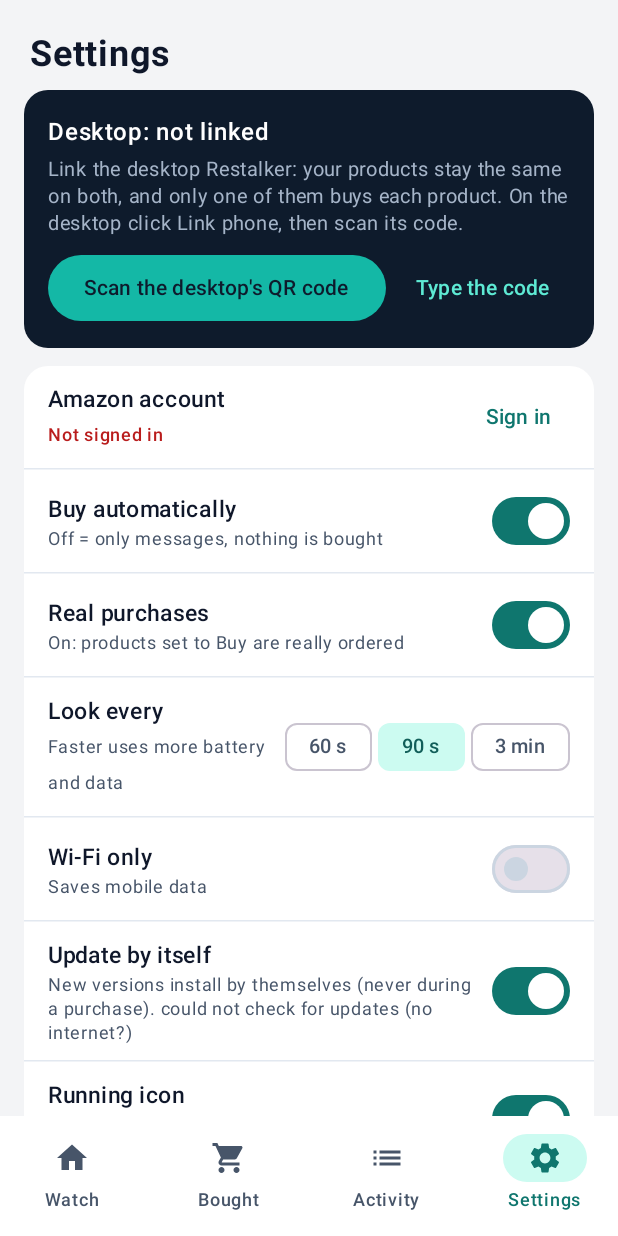
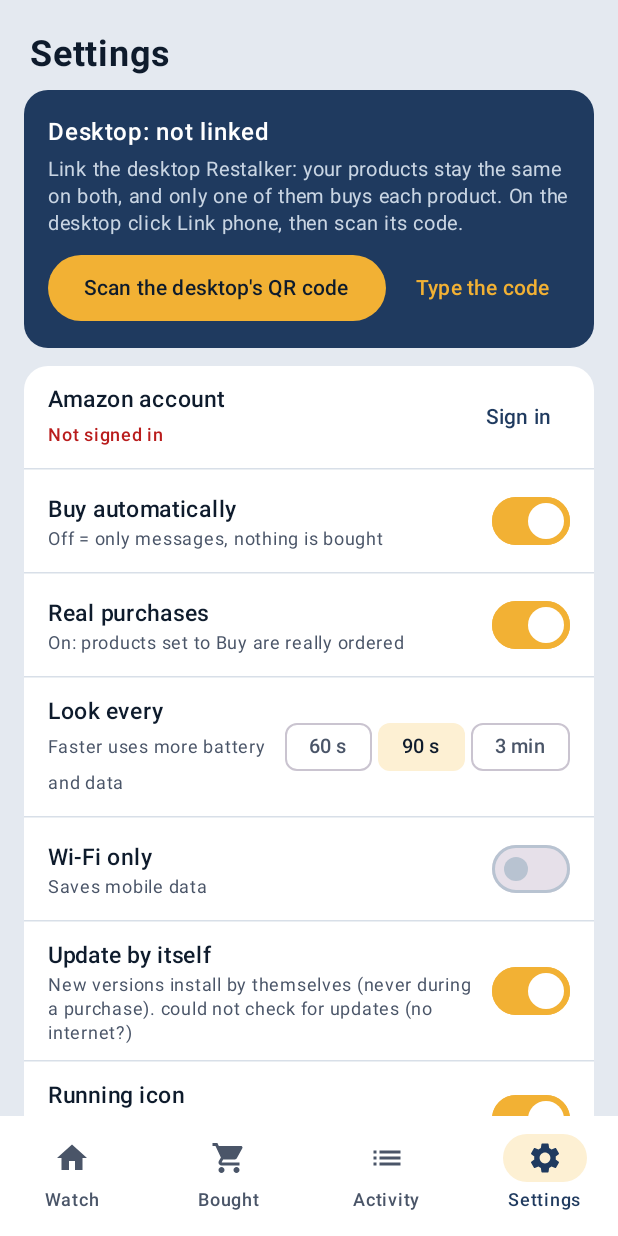
Before and after one commit to stevenmanuel01-cloud/Restalker, an Android app built with Jetpack Compose: the screen it shows after launch (MainActivity), item 4 of the bottom bar chosen, on a phone screen of 412 x 824 dp. Run offline under Robolectric (Android 15) with nearby library versions, the phone set to English and light mode, and no system bars.

Commit message:
Restalker Mobile 2.5: A+ colors (navy + amber, green good / red no good), gradient price bar, Best price line
Co-Authored-By: Claude Opus 5.5 <noreply@anthropic.com>
Claude-Session: https://claude.ai/code/session_01Vgx8pJvRiDMojgSLiSokGt

```diff
--- a/android/app/build.gradle.kts
+++ b/android/app/build.gradle.kts
@@ -11,8 +11,8 @@ android {
         applicationId = "com.restalker.mobile"
         minSdk = 26
         targetSdk = 35
-        versionCode = 15 + (project.findProperty("rkCodeBump")?.toString()?.toIntOrNull() ?: 0)   // (tests: a "newer" copy to update to)
-        versionName = "2.4"
+        versionCode = 16 + (project.findProperty("rkCodeBump")?.toString()?.toIntOrNull() ?: 0)   // (tests: a "newer" copy to update to)
+        versionName = "2.5"
         testInstrumentationRunner = "androidx.test.runner.AndroidJUnitRunner"
     }
     signingConfigs {
--- a/android/app/src/main/java/com/restalker/mobile/ui/Look.kt
+++ b/android/app/src/main/java/com/restalker/mobile/ui/Look.kt
@@ -13,38 +13,60 @@ import androidx.compose.ui.text.font.FontWeight
 import androidx.compose.ui.unit.dp
 import androidx.compose.ui.unit.sp
 
-/** 1.4: the app's look (the design the owner was shown): a dark navy header, white cards on light grey, one teal accent, amber for
- *  "needs you", soft chips for the stock state. Every text color passes the 4.5:1 contrast rule on its background. */
+/** 1.4: the app's look. 2.5 (owner, 2026-11-17: "A+ is a good mix"): the logo's colors only - navy (#1F3A5F) and amber (#F2B134) -
+ *  on a slightly darker navy-tinted grey so the white boxes stand out; amber for every button, switch and the selected tab (navy text
+ *  on amber); green tint = good to go (in stock under your cap), red tint = no good (over the cap). Every text color passes the 4.5:1
+ *  contrast rule on its background; amber is never text on white (only a fill, or text on navy). */
 object Look {
-    val Ink = Color(0xFF0F172A)
-    val Navy = Color(0xFF0E1B2C)
-    val NavyCard = Color(0xFF16283F)
-    val OnNavyDim = Color(0xFFA5B4C8)
-    val Ground = Color(0xFFF3F4F6)
-    val Line = Color(0xFFE2E8F0)
-    val Muted = Color(0xFF475569)
-    val Teal = Color(0xFF0F766E)
-    val TealBright = Color(0xFF14B8A6)
-    val TealSoft = Color(0xFFCCFBF1)
-    val TealText = Color(0xFF115E59)
-    val Mint = Color(0xFF5EEAD4)
-    val AmberSoft = Color(0xFFFEF3C7)
+    val Ink = Color(0xFF0E1B2C)
+    val Navy = Color(0xFF1F3A5F)             // the logo's navy: the header, links, the selected tab
+    val NavyCard = Color(0xFF2B4B74)
+    val OnNavyDim = Color(0xFFC9D5E3)
+    val Ground = Color(0xFFE4E9F0)           // (navy-tinted grey: the white cards pop)
+    val Line = Color(0xFFD8DFE8)
+    val Muted = Color(0xFF4A5568)
+    val Accent = Color(0xFFF2B134)           // the logo's amber: buttons, switches, the cap knob
+    val AccentSoft = Color(0xFFFDF0D3)
+    val OnNavyAccent = Color(0xFFF2B134)     // amber text on navy (7:1)
+    val Good = Color(0xFF15803D)             // green text: good to go
+    val GoodSoft = Color(0xFFDCF3E3)
+    val GoodText = Color(0xFF14532D)
+    val GoodBorder = Color(0xFF22A55B)
+    val BadSoft = Color(0xFFFBE1E1)
+    val BadText = Color(0xFF991B1B)
+    // (older names, now in the A+ colors)
+    val Teal = Navy
+    val TealBright = Accent
+    val TealSoft = GoodSoft
+    val TealText = GoodText
+    val Mint = OnNavyAccent
+    val AmberSoft = Color(0xFFFEF3C7)        // "needs you" strips
     val AmberText = Color(0xFF78350F)
     val Amber = Color(0xFF92400E)
-    val OrangeSoft = Color(0xFFFFEDD5)
-    val OrangeText = Color(0xFF9A3412)
-    val GreySoft = Color(0xFFE2E8F0)
+    val OrangeSoft = BadSoft
+    val OrangeText = BadText
+    val GreySoft = Color(0xFFEDF0F4)
     val GreyText = Color(0xFF334155)
     val Red = Color(0xFFB91C1C)
-    val Green = Color(0xFF16A34A)          // 2.0: the price bar under the cap
-    val Link = Color(0xFF0F766E)           // 2.4: a link to a web page (the TCG price)
+    val Green = Good
+    val Link = Navy                          // a link to a web page (the TCG price, Best price)
+
+    /** 2.5: the price bar - dark green (cheap) through a light middle to dark red (very expensive). */
+    val BarGreen = Color(0xFF15803D)
+    val BarGreenLight = Color(0xFF86D9A0)
+    val BarMid = Color(0xFFF3F1E6)
+    val BarRedLight = Color(0xFFF4A3A3)
+    val BarRed = Color(0xFFB91C1C)
 
     val scheme = lightColorScheme(
-        primary = Teal, onPrimary = Color.White, primaryContainer = TealSoft, onPrimaryContainer = TealText,
-        secondary = Navy, onSecondary = Color.White, secondaryContainer = TealSoft, onSecondaryContainer = TealText,
+        primary = Navy, onPrimary = Color.White, primaryContainer = AccentSoft, onPrimaryContainer = Ink,
+        secondary = Navy, onSecondary = Color.White, secondaryContainer = AccentSoft, onSecondaryContainer = Ink,
         background = Ground, onBackground = Ink, surface = Color.White, onSurface = Ink, surfaceVariant = Ground, onSurfaceVariant = Muted,
-        error = Red, outline = Color(0xFFCBD5E1),
+        error = Red, outline = Color(0xFFB8C3D1),
     )
+    /** 2.5: a filled button - amber with navy writing. */
+    @Composable fun btn() = ButtonDefaults.buttonColors(containerColor = Accent, contentColor = Ink, disabledContainerColor = Line, disabledContentColor = Muted)
+    @Composable fun sw() = SwitchDefaults.colors(checkedTrackColor = Accent, checkedThumbColor = Color.White, checkedBorderColor = Accent)
     val card = RoundedCornerShape(16.dp)
 }
 
--- a/android/app/src/main/java/com/restalker/mobile/ui/MainActivity.kt
+++ b/android/app/src/main/java/com/restalker/mobile/ui/MainActivity.kt
@@ -192,7 +192,7 @@ class MainActivity : ComponentActivity() {
                     Triple("Settings", Icons.Filled.Settings, 3)).forEach { (label, icon, i) ->
                     NavigationBarItem(selected = pager.currentPage == i, onClick = { goTab(i) }, icon = { Icon(icon, contentDescription = null) },
                         label = { Text(label, maxLines = 1, fontSize = 12.sp) }, modifier = Modifier.testTag("tab$i"),
-                        colors = NavigationBarItemDefaults.colors(selectedIconColor = Look.Teal, selectedTextColor = Look.Teal, indicatorColor = Look.TealSoft,
+                        colors = NavigationBarItemDefaults.colors(selectedIconColor = Look.Navy, selectedTextColor = Look.Navy, indicatorColor = Look.AccentSoft,
                             unselectedIconColor = Look.Muted, unselectedTextColor = Look.Muted))
                 }
             }
@@ -223,7 +223,7 @@ class MainActivity : ComponentActivity() {
                     OutlinedTextField(note, { note = it }, minLines = 3, maxLines = 6, placeholder = { Text("For example: no pictures on the Hobbit box") },
                         modifier = Modifier.fillMaxWidth().padding(top = 8.dp).testTag("report-note"))
                 }
-            }, confirmButton = { Button(onClick = { asking.value = false; sendReport(note) }, modifier = Modifier.testTag("report-send")) { Text("Send to Claude") } },
+            }, confirmButton = { Button(colors = Look.btn(), onClick = { asking.value = false; sendReport(note) }, modifier = Modifier.testTag("report-send")) { Text("Send to Claude") } },
                 dismissButton = { TextButton(onClick = { asking.value = false }) { Text("Cancel") } })
         }
         reportResult.value?.let { msg ->
@@ -245,7 +245,7 @@ class MainActivity : ComponentActivity() {
         }
         if (confirmReal) AlertDialog(onDismissRequest = { confirmReal = false }, title = { Text("Make real purchases?") },
             text = { Text("Products set to Buy are then really ordered on Amazon when they are in stock at or under their cap. Practice (off) stops every checkout right before \"Place your order\".") },
-            confirmButton = { Button(onClick = {
+            confirmButton = { Button(colors = Look.btn(), onClick = {
                 store.setSettings { it.copy(practice = false) }; store.log("Practice mode switched OFF (real purchases)."); confirmReal = false
             }, modifier = Modifier.testTag("confirm-real")) { Text("Yes, real purchases") } },
             dismissButton = { TextButton(onClick = { confirmReal = false }) { Text("Keep practicing") } })
@@ -331,7 +331,7 @@ class MainActivity : ComponentActivity() {
                         }
                         if (d.mode == "pc") Row(verticalAlignment = Alignment.CenterVertically, modifier = Modifier.fillMaxWidth()) {
                             Text("Buy if the PC stops", fontSize = 13.sp, modifier = Modifier.weight(1f))
-                            Switch(d.failover, { v -> setMode(d, d.mode, v) }, Modifier.testTag(if (d.me) "fo-me" else "fo-${d.id}"))
+                            Switch(d.failover, { v -> setMode(d, d.mode, v) }, Modifier.testTag(if (d.me) "fo-me" else "fo-${d.id}"), colors = Look.sw())
                         }
                         if (!d.me) Text("The change reaches it the next time it reads the link (a few minutes; at once if it is open).",
                             fontSize = 11.sp, color = Look.Muted)
@@ -386,7 +386,7 @@ class MainActivity : ComponentActivity() {
                     Row(verticalAlignment = Alignment.CenterVertically) {
                         Text("Restalker Mobile v$APP_VERSION", color = Color.White, fontWeight = FontWeight.Bold, fontSize = 21.sp, lineHeight = 25.sp,
                             maxLines = 2, modifier = Modifier.weight(1f).testTag("title"))
-                        Button(onClick = onAdd, colors = ButtonDefaults.buttonColors(containerColor = Look.TealBright, contentColor = Look.Navy),
+                        Button(onClick = onAdd, colors = Look.btn(),
                             contentPadding = PaddingValues(horizontal = 16.dp), modifier = Modifier.heightIn(min = 44.dp).testTag("add")) {
                             Icon(Icons.Filled.Add, contentDescription = null, modifier = Modifier.size(18.dp)); Spacer(Modifier.width(4.dp))
                             Text("Add", fontWeight = FontWeight.SemiBold, maxLines = 1)
@@ -405,7 +405,7 @@ class MainActivity : ComponentActivity() {
                                 fontWeight = FontWeight.SemiBold, modifier = Modifier.padding(top = 4.dp).testTag("linkchip"))
                         }
                         Switch(checked = st.watching, onCheckedChange = { setWatching(it) }, modifier = Modifier.testTag("watching"),
-                            colors = SwitchDefaults.colors(checkedTrackColor = Look.TealBright, checkedThumbColor = Color.White))
+                            colors = Look.sw())
                     }
                 }
             }
@@ -532,7 +532,7 @@ class MainActivity : ComponentActivity() {
     @Composable
     fun Step(done: Boolean, text: String, button: String?, onClick: () -> Unit) {
         Row(verticalAlignment = Alignment.CenterVertically, modifier = Modifier.fillMaxWidth().heightIn(min = 40.dp)) {
-            Text(if (done) "✓" else "•", color = if (done) Look.Teal else Look.Muted, fontWeight = FontWeight.Bold, modifier = Modifier.width(20.dp))
+            Text(if (done) "✓" else "•", color = if (done) Look.Good else Look.Muted, fontWeight = FontWeight.Bold, modifier = Modifier.width(20.dp))
             Text(text, fontSize = 14.sp, modifier = Modifier.weight(1f), color = if (done) Look.Muted else Look.Ink)
             if (!done && button != null) TextButton(onClick = onClick) { Text(button) }
         }
@@ -625,7 +625,7 @@ class MainActivity : ComponentActivity() {
         // 2.2: the scale stays put while the cap mark is dragged (from the values without the dragged cap; room up to 1.6 x)
         val scale = remember(p.id, p.cap, nowPr, p.msrp, p.tcg) { CapStep.scale(nowPr, p.cap, p.msrp, p.tcg) }
         val under = nowPr != null && nowPr <= cap
-        val barColor = if (nowPr == null) Look.GreyText else if (under) Look.Green else Look.Red
+        val barColor = if (nowPr == null) Look.GreyText else if (under) Look.Good else Look.BadText
         var last by remember { mutableStateOf(cap) }
         var grabbed by remember { mutableStateOf(false) }
         // 2.4: every label is MEASURED (the phone's text size counts) - rows and row height come from the real text, so none overlap
@@ -653,8 +653,13 @@ class MainActivity : ComponentActivity() {
                         onDragEnd = { if (grabbed) onDrop(last); grabbed = false }, onDragCancel = { if (grabbed) onDrop(last); grabbed = false },
                         onHorizontalDrag = { ch, _ -> if (grabbed) { ch.consume(); last = valueAt(ch.position.x); onDrag(last) } })
                 })
-                Box(Modifier.offset(y = lineY).fillMaxWidth().height(8.dp).clip(RoundedCornerShape(4.dp)).background(Look.GreySoft))
-                if (nowPr != null) Box(Modifier.offset(y = lineY).width(w * marks.frac(nowPr)).height(8.dp).clip(RoundedCornerShape(4.dp)).background(barColor)
+                // 2.5: the whole bar is a gradient - dark green (cheap) to dark red (very expensive); a white marker shows the price now
+                val (g1, g2, g3) = PriceMarks.gradient(marks.max, cap, p.msrp, p.tcg)
+                Box(Modifier.offset(y = lineY - 1.dp).fillMaxWidth().height(10.dp).clip(RoundedCornerShape(5.dp)).background(
+                    androidx.compose.ui.graphics.Brush.horizontalGradient(0f to Look.BarGreen, g1.toFloat() to Look.BarGreenLight, g2.toFloat() to Look.BarMid,
+                        g3.toFloat() to Look.BarRedLight, 1f to Look.BarRed)).testTag("pricebar-gradient"))
+                if (nowPr != null) Box(Modifier.offset(x = (w * marks.frac(nowPr) - 6.dp).coerceIn(0.dp, w - 12.dp), y = lineY - 6.dp).size(12.dp, 20.dp)
+                    .clip(RoundedCornerShape(4.dp)).background(Color.White).border(2.5.dp, Look.Ink, RoundedCornerShape(4.dp))
                     .testTag(if (under) "pricebar-green" else "pricebar-red"))
                 for (m in marks.items) {
                     val x = w * marks.frac(m.value)
@@ -670,8 +675,8 @@ class MainActivity : ComponentActivity() {
                             modifier = Modifier.offset(x = lx, y = top - rowH + 1.dp).width(lw).testTag("tick-${m.kind}"))
                     } else {
                         Box(Modifier.offset(x = (x - 1.dp).coerceIn(0.dp, w - 2.dp), y = lineY).width(2.dp).height(18.dp).background(c))
-                        Box(Modifier.offset(x = (x - 9.dp).coerceIn(0.dp, w - 18.dp), y = lineY - 5.dp).size(18.dp).clip(RoundedCornerShape(9.dp))
-                            .background(Look.Ink).border(3.dp, Color.White, RoundedCornerShape(9.dp)).testTag("capknob-${p.asin}"))
+                        Box(Modifier.offset(x = (x - 10.dp).coerceIn(0.dp, w - 20.dp), y = lineY - 6.dp).size(20.dp).clip(RoundedCornerShape(10.dp))
+                            .background(Look.Accent).border(3.dp, Color.White, RoundedCornerShape(10.dp)).testTag("capknob-${p.asin}"))
                         Text(m.label, style = styleOf(m.kind), color = c, textAlign = androidx.compose.ui.text.style.TextAlign.Center, maxLines = 1, softWrap = false,
                             modifier = Modifier.offset(x = lx, y = lineY + 18.dp).width(lw).testTag("tick-cap"))
                     }
@@ -695,7 +700,7 @@ class MainActivity : ComponentActivity() {
     fun ProductCard(p: Product, deskBuys: Boolean, tag: String = "product-${p.asin}", onClick: () -> Unit) {
         val (c, bg, fg) = chip(p)
         Row(Modifier.padding(horizontal = 16.dp, vertical = 5.dp).fillMaxWidth().clip(Look.card).background(Color.White)
-            .then(if (p.inProgress || (p.stock().first == "in" && p.buy)) Modifier.border(2.dp, Look.TealBright, Look.card) else Modifier)
+            .then(if (p.inProgress || (p.stock().first == "in" && p.buy)) Modifier.border(2.dp, Look.GoodBorder, Look.card) else Modifier)
             .clickable(onClick = onClick).padding(14.dp).testTag(tag), verticalAlignment = Alignment.CenterVertically) {
             Thumb(p, 56)
             Column(Modifier.padding(start = 12.dp).weight(1f)) {
@@ -774,6 +779,16 @@ class MainActivity : ComponentActivity() {
                             fontWeight = FontWeight.SemiBold, textDecoration = androidx.compose.ui.text.style.TextDecoration.Underline,
                             modifier = Modifier.clickable { openOutside(Tcg.link(p)) }.testTag("tcglink-${p.asin}"))
                     }
+                    // 2.5: the cheapest place that has it in stock right now, with a link to that store's page
+                    val best = remember(p) { com.restalker.mobile.core.BestPrice.of(p) }
+                    if (best != null) Row(Modifier.padding(top = 4.dp).testTag("best-${p.asin}"), verticalAlignment = Alignment.CenterVertically) {
+                        Text("Best price: ", fontSize = 13.sp, fontWeight = FontWeight.SemiBold, color = Look.Ink)
+                        Text("\$${Engine.money(best.price)}", fontSize = 13.sp, fontWeight = FontWeight.Bold, color = if (best.price <= p.cap) Look.Good else Look.BadText)
+                        Text(" @ ", fontSize = 13.sp, color = Look.Ink)
+                        Text(best.store + " ↗", fontSize = 13.sp, fontWeight = FontWeight.SemiBold, color = Look.Link,
+                            textDecoration = androidx.compose.ui.text.style.TextDecoration.Underline,
+                            modifier = Modifier.clickable { if (best.store == "Amazon") openBrowser(best.url) else openOutside(best.url) }.testTag("bestlink-${p.asin}"))
+                    } else Text("Best price: not in stock anywhere right now", fontSize = 12.sp, color = Look.Muted, modifier = Modifier.padding(top = 4.dp).testTag("best-${p.asin}"))
                 }
                 Column(Modifier.fillMaxWidth().background(Color.White, Look.card)) {
                     SwitchRow("Buy when in stock", if (deskBuys && p.buy) "The linked desktop buys it; this phone takes over if the desktop stops" else "One order, at or under your cap",
@@ -804,7 +819,7 @@ class MainActivity : ComponentActivity() {
                         Text(when { p.purchased -> "Bought${p.orderNumber?.let { " (order $it)" } ?: ""}. It is not bought again until you re-arm it."
                             p.attempted -> "An order may have been placed. Check your Amazon orders, then re-arm it if nothing was ordered."
                             else -> "Paused after failed checkouts until ${hm(p.lockedUntil)}." }, color = Look.AmberText, fontSize = 13.sp)
-                        Button(onClick = {
+                        Button(colors = Look.btn(), onClick = {
                             store.update(p.id) { it.copy(purchased = false, attempted = false, inProgress = false, fails = 0, lockedUntil = 0, orderNumber = null) }
                             store.log("${p.label}: re-armed by you (it may be bought again).")
                         }, colors = ButtonDefaults.buttonColors(containerColor = Look.Amber), modifier = Modifier.padding(top = 8.dp).testTag("rearm-${p.asin}")) { Text("Re-arm (buy again)") }
@@ -877,7 +892,7 @@ class MainActivity : ComponentActivity() {
                 if (help.isNotEmpty()) Text(help, fontSize = 12.sp, color = Look.Muted, lineHeight = 16.sp)
             }
             Switch(checked = on, onCheckedChange = set, modifier = Modifier.testTag(tag),
-                colors = SwitchDefaults.colors(checkedTrackColor = Look.Teal, checkedThumbColor = Color.White))
+                colors = Look.sw())
         }
     }
 
@@ -918,7 +933,7 @@ class MainActivity : ComponentActivity() {
                 if (busy) Text("Opening the short link...", fontSize = 13.sp, modifier = Modifier.padding(top = 8.dp))
                 if (err.isNotEmpty()) Text(err, color = Look.Red, fontSize = 13.sp, modifier = Modifier.padding(top = 8.dp).testTag("f-err"))
                 Spacer(Modifier.height(10.dp))
-                Button(enabled = !busy, onClick = {
+                Button(colors = Look.btn(), enabled = !busy, onClick = {
                     val c = cap.replace("$", "").replace(",", "").trim().toDoubleOrNull()
                     if (c == null || c <= 0) { err = "Enter the price cap (for example 449.99)."; return@Button }
                     if (c >= 1000 && !bigOk) { err = "A cap of \$${Engine.money(c)} - is that right? Tap Add again to keep it."; bigOk = true; return@Button }
@@ -943,7 +958,7 @@ class MainActivity : ComponentActivity() {
     fun SwitchRowPlain(label: String, help: String, on: Boolean, tag: String, set: (Boolean) -> Unit) {
         Row(Modifier.fillMaxWidth().heightIn(min = 44.dp), verticalAlignment = Alignment.CenterVertically) {
             Column(Modifier.weight(1f)) { Text(label, fontWeight = FontWeight.SemiBold, fontSize = 15.sp); Text(help, fontSize = 12.sp, color = Look.Muted) }
-            Switch(checked = on, onCheckedChange = set, modifier = Modifier.testTag(tag), colors = SwitchDefaults.colors(checkedTrackColor = Look.Teal))
+            Switch(checked = on, onCheckedChange = set, modifier = Modifier.testTag(tag), colors = Look.sw())
         }
     }
 
@@ -970,7 +985,7 @@ class MainActivity : ComponentActivity() {
                 if (err.isNotEmpty()) Text(err, color = Look.Red, fontSize = 13.sp)
             }
         }, confirmButton = {
-            Button(onClick = {
+            Button(colors = Look.btn(), onClick = {
                 val c = cap.replace("$", "").replace(",", "").trim().toDoubleOrNull()
                 if (c == null || c <= 0) { err = "Enter the price cap (for example 449.99)."; return@Button }
                 RkApp.store().update(p.id) { it.copy(cap = c) }
@@ -1057,7 +1072,7 @@ class MainActivity : ComponentActivity() {
                     Text(if (linked) linkLine else "Link the desktop Restalker: your products stay the same on both, and only one of them buys each product. On the desktop click Link phone, then scan its code.",
                         color = Look.OnNavyDim, fontSize = 13.sp, lineHeight = 18.sp, modifier = Modifier.padding(top = 4.dp).testTag("link-state"))
                     FlowRow(Modifier.padding(top = 10.dp), horizontalArrangement = Arrangement.spacedBy(8.dp)) {
-                        Button(onClick = { scan() }, colors = ButtonDefaults.buttonColors(containerColor = Look.TealBright, contentColor = Look.Navy),
+                        Button(onClick = { scan() }, colors = Look.btn(),
                             modifier = Modifier.heightIn(min = 44.dp).testTag("scan")) { Text(if (linked) "Scan again" else "Scan the desktop's QR code", fontWeight = FontWeight.SemiBold) }
                         TextButton(onClick = { typing = true }, modifier = Modifier.testTag("pastecode")) { Text("Type the code", color = Look.Mint) }
                         if (linked) TextButton(onClick = { confirmUnlink = true }, modifier = Modifier.testTag("unlink")) { Text("Unlink", color = Look.Mint) }
@@ -1072,7 +1087,7 @@ class MainActivity : ComponentActivity() {
                     Row(Modifier.fillMaxWidth().padding(horizontal = 16.dp, vertical = 10.dp).heightIn(min = 44.dp), verticalAlignment = Alignment.CenterVertically) {
                         Column(Modifier.weight(1f)) {
                             Text("Amazon account", fontWeight = FontWeight.SemiBold, fontSize = 15.sp)
-                            Text(if (signed) "Signed in" else "Not signed in", fontSize = 12.sp, fontWeight = FontWeight.SemiBold, color = if (signed) Look.Teal else Look.Red)
+                            Text(if (signed) "Signed in" else "Not signed in", fontSize = 12.sp, fontWeight = FontWeight.SemiBold, color = if (signed) Look.Good else Look.Red)
                         }
                         TextButton(onClick = { openBrowser(BrowserActivity.SIGNIN_URL) }, modifier = Modifier.testTag("signin")) { Text(if (signed) "Open" else "Sign in") }
                     }
@@ -1119,7 +1134,7 @@ class MainActivity : ComponentActivity() {
                     OutlinedTextField(paLink, { paLink = it; paErr = "" }, label = { Text("Amazon link or product code") }, singleLine = true,
                         modifier = Modifier.fillMaxWidth().padding(top = 8.dp).testTag("pa-link"))
                     if (paErr.isNotEmpty()) Text(paErr, color = Look.Red, fontSize = 12.sp, modifier = Modifier.testTag("pa-err"))
-                    Button(onClick = {
+                    Button(colors = Look.btn(), onClick = {
                         val t = paLink
                         Thread {
                             val a = Asin.resolve(t) { u -> followOnce(u) }
@@ -1139,7 +1154,7 @@ class MainActivity : ComponentActivity() {
                     Text("Adds every Magic product Restalker knows (names, Amazon codes, MSRP and other stores' links) that is not in your list yet. " +
                         "They come in WITHOUT a cap and are not watched: set a cap and switch Watch / Buy on for the ones you want.",
                         fontSize = 12.sp, color = Look.Muted, lineHeight = 16.sp, modifier = Modifier.padding(top = 2.dp))
-                    Button(enabled = !catBusy, onClick = {
+                    Button(colors = Look.btn(), enabled = !catBusy, onClick = {
                         catBusy = true; catMsg = "Getting the list..."
                         Thread {
                             val r = try {
@@ -1209,12 +1224,12 @@ class MainActivity : ComponentActivity() {
                     Text("On the desktop: Link phone. The code is under the QR picture (starts with RK1.).", fontSize = 13.sp)
                     OutlinedTextField(code, { code = it }, singleLine = true, label = { Text("RK1....") }, modifier = Modifier.testTag("link-code"))
                 }
-            }, confirmButton = { Button(onClick = { typing = false; linkWith(code) }, modifier = Modifier.testTag("link-save")) { Text("Link") } },
+            }, confirmButton = { Button(colors = Look.btn(), onClick = { typing = false; linkWith(code) }, modifier = Modifier.testTag("link-save")) { Text("Link") } },
                 dismissButton = { TextButton(onClick = { typing = false }) { Text("Cancel") } })
         }
         if (confirmUnlink) AlertDialog(onDismissRequest = { confirmUnlink = false }, title = { Text("Unlink the desktop?") },
             text = { Text("The phone keeps its products and buys on its own again. Products are no longer shared.") },
-            confirmButton = { Button(onClick = { confirmUnlink = false; Thread { DeskLink.get().unlink(); runOnUiThread { bump() } }.start() }, modifier = Modifier.testTag("unlink-yes")) { Text("Unlink") } },
+            confirmButton = { Button(colors = Look.btn(), onClick = { confirmUnlink = false; Thread { DeskLink.get().unlink(); runOnUiThread { bump() } }.start() }, modifier = Modifier.testTag("unlink-yes")) { Text("Unlink") } },
             dismissButton = { TextButton(onClick = { confirmUnlink = false }) { Text("Cancel") } })
     }
 
```
Also changed, not shown: android/app/src/main/java/com/restalker/mobile/core/Model.kt (+20 -1 lines), android/app/src/main/java/com/restalker/mobile/core/PriceMarks.kt (+14 -1 lines), 3 other files.
